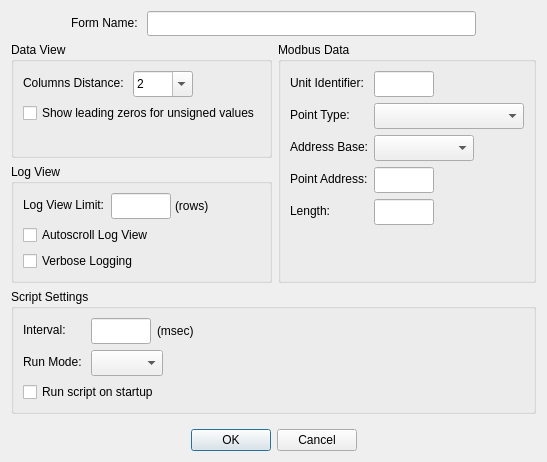
First picture: the form in src/dialogs/dialogdisplaydefinition.ui, repository sanny32/OpenModSim, before the edit.
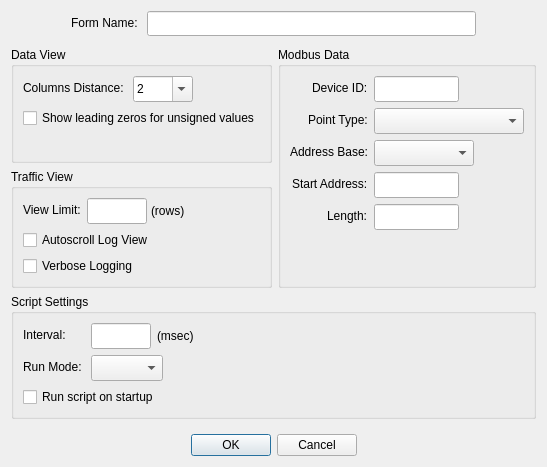
Second picture: the form after the edit. Custom widgets are drawn as their Qt base class.

Commit message: feat: Enhance DialogDisplayDefinition with hex view options and update UI translations (#88)

Patch:
```diff
--- a/src/dialogs/dialogdisplaydefinition.ui
+++ b/src/dialogs/dialogdisplaydefinition.ui
@@ -7,7 +7,7 @@
     <x>0</x>
     <y>0</y>
     <width>537</width>
-    <height>462</height>
+    <height>467</height>
    </rect>
   </property>
   <property name="windowTitle">
@@ -100,13 +100,16 @@
       <bool>false</bool>
      </property>
      <layout class="QFormLayout" name="formLayout">
+      <property name="labelAlignment">
+       <set>Qt::AlignmentFlag::AlignRight|Qt::AlignmentFlag::AlignTrailing|Qt::AlignmentFlag::AlignVCenter</set>
+      </property>
       <property name="formAlignment">
        <set>Qt::AlignmentFlag::AlignLeading|Qt::AlignmentFlag::AlignLeft|Qt::AlignmentFlag::AlignTop</set>
       </property>
       <item row="0" column="0">
        <widget class="QLabel" name="labelSlaveAddress">
         <property name="text">
-         <string>Unit Identifier:</string>
+         <string>Device ID:</string>
         </property>
        </widget>
       </item>
@@ -126,7 +129,7 @@
         </property>
         <property name="maximumSize">
          <size>
-          <width>60</width>
+          <width>85</width>
           <height>16777215</height>
          </size>
         </property>
@@ -181,7 +184,7 @@
       <item row="4" column="0">
        <widget class="QLabel" name="labelPointAddress">
         <property name="text">
-         <string>Point Address:</string>
+         <string>Start Address:</string>
         </property>
        </widget>
       </item>
@@ -201,7 +204,7 @@
         </property>
         <property name="maximumSize">
          <size>
-          <width>60</width>
+          <width>85</width>
           <height>16777215</height>
          </size>
         </property>
@@ -230,7 +233,7 @@
         </property>
         <property name="maximumSize">
          <size>
-          <width>60</width>
+          <width>85</width>
           <height>16777215</height>
          </size>
         </property>
@@ -255,7 +258,7 @@
    <item row="2" column="0" colspan="2">
     <widget class="QGroupBox" name="groupBoxLogView">
      <property name="title">
-      <string>Log View</string>
+      <string>Traffic View</string>
      </property>
      <layout class="QFormLayout" name="formLayout_3">
       <property name="formAlignment">
@@ -313,7 +316,7 @@
       <item row="1" column="0">
        <widget class="QLabel" name="labelLogLimit">
         <property name="text">
-         <string>Log View Limit:</string>
+         <string>View Limit:</string>
         </property>
        </widget>
       </item>
```
Left out of the diff: 2 changed lines with no effect on the pictures. The commit also changes 4 other files.
